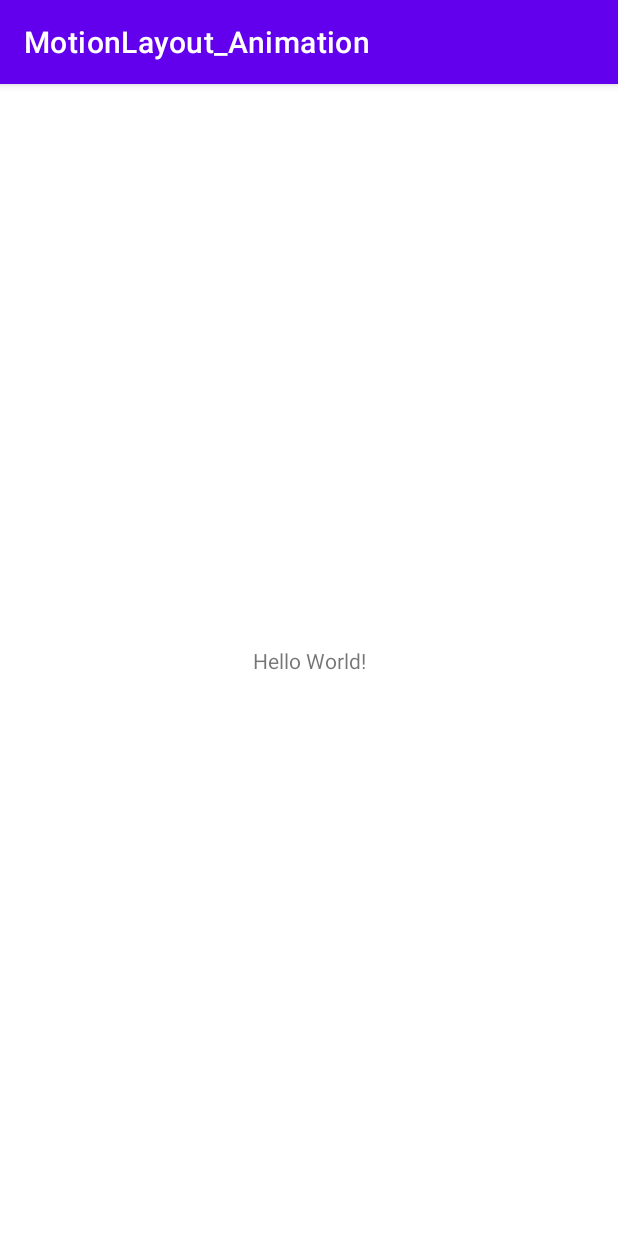
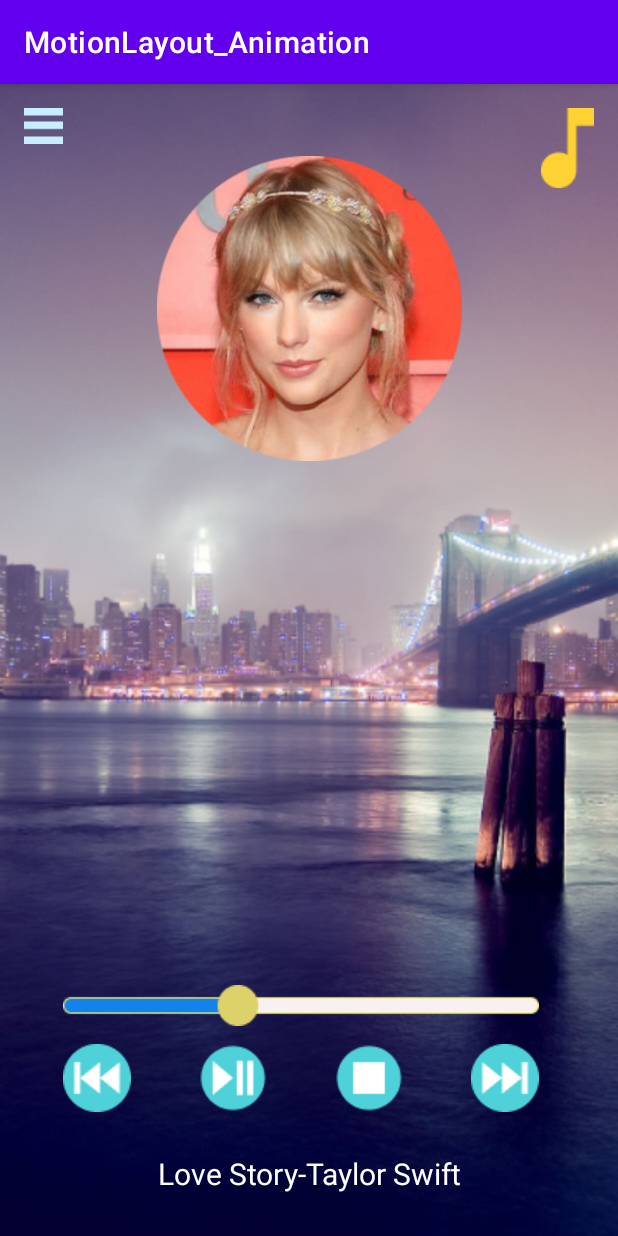
Before and after one commit to NguyenHao09/MotionLayout_Animation, an Android app: the screen it shows after launch (MainActivity before the commit, MusicMotion after it), on a phone screen of 412 x 824 dp. Run offline under Robolectric (Android 15) with nearby library versions, the phone set to English and light mode, and no system bars.

Commit message:
finish musicmotion

```diff
--- a/app/src/main/AndroidManifest.xml
+++ b/app/src/main/AndroidManifest.xml
@@ -9,7 +9,9 @@
         android:roundIcon="@mipmap/ic_launcher_round"
         android:supportsRtl="true"
         android:theme="@style/Theme.MotionLayout_Animation">
-        <activity android:name=".MainActivity">
+        <activity android:name=".BabyMotion"></activity>
+        <activity android:name=".MainActivity" />
+        <activity android:name=".MusicMotion">
             <intent-filter>
                 <action android:name="android.intent.action.MAIN" />
 
--- /dev/null
+++ b/app/src/main/java/com/example/motionlayout_animation/MusicMotion.java
@@ -0,0 +1,14 @@
+package com.example.motionlayout_animation;
+
+import androidx.appcompat.app.AppCompatActivity;
+
+import android.os.Bundle;
+
+public class MusicMotion extends AppCompatActivity {
+
+    @Override
+    protected void onCreate(Bundle savedInstanceState) {
+        super.onCreate(savedInstanceState);
+        setContentView(R.layout.activity_music_motion);
+    }
+}
--- a/app/src/main/res/layout/activity_baby_motion.xml
+++ b/app/src/main/res/layout/activity_baby_motion.xml
@@ -1,9 +1,65 @@
 <?xml version="1.0" encoding="utf-8"?>
-<androidx.constraintlayout.widget.ConstraintLayout xmlns:android="http://schemas.android.com/apk/res/android"
+<androidx.constraintlayout.motion.widget.MotionLayout xmlns:android="http://schemas.android.com/apk/res/android"
     xmlns:app="http://schemas.android.com/apk/res-auto"
     xmlns:tools="http://schemas.android.com/tools"
     android:layout_width="match_parent"
     android:layout_height="match_parent"
+    android:background="#C8EDFE"
+    app:layoutDescription="@xml/activity_baby_motion_scene"
     tools:context=".BabyMotion">
 
-</androidx.constraintlayout.widget.ConstraintLayout>
+    <ImageView
+        android:id="@+id/imageView2"
+        android:layout_width="181dp"
+        android:layout_height="142dp"
+        android:layout_marginTop="36dp"
+        app:layout_constraintEnd_toEndOf="parent"
+        app:layout_constraintStart_toStartOf="parent"
+        app:layout_constraintTop_toTopOf="parent"
+        app:srcCompat="@drawable/baby" />
+
+    <ImageButton
+        android:id="@+id/imageButton3"
+        android:layout_width="wrap_content"
+        android:layout_height="wrap_content"
+        android:layout_marginBottom="68dp"
+        android:background="#00FFFFFF"
+        app:layout_constraintBottom_toBottomOf="parent"
+        app:layout_constraintEnd_toEndOf="parent"
+        app:layout_constraintStart_toStartOf="parent"
+        app:srcCompat="@drawable/cam" />
+
+    <ImageButton
+        android:id="@+id/imageButton4"
+        android:layout_width="wrap_content"
+        android:layout_height="wrap_content"
+        android:layout_marginBottom="68dp"
+        android:background="#00FFFFFF"
+        app:layout_constraintBottom_toBottomOf="parent"
+        app:layout_constraintEnd_toEndOf="parent"
+        app:layout_constraintStart_toStartOf="parent"
+        app:srcCompat="@drawable/mic" />
+
+    <ImageButton
+        android:id="@+id/imageButton2"
+        android:layout_width="wrap_content"
+        android:layout_height="wrap_content"
+        android:layout_marginBottom="68dp"
+        android:background="#00FFFFFF"
+        app:layout_constraintBottom_toBottomOf="parent"
+        app:layout_constraintEnd_toEndOf="parent"
+        app:layout_constraintStart_toStartOf="parent"
+        app:srcCompat="@drawable/pic" />
+
+    <ImageButton
+        android:id="@+id/imageButton"
+        android:layout_width="wrap_content"
+        android:layout_height="wrap_content"
+        android:layout_marginBottom="68dp"
+        android:background="#00FFFFFF"
+        app:layout_constraintBottom_toBottomOf="parent"
+        app:layout_constraintEnd_toEndOf="parent"
+        app:layout_constraintStart_toStartOf="parent"
+        app:srcCompat="@drawable/group_10" />
+
+</androidx.constraintlayout.motion.widget.MotionLayout>
--- /dev/null
+++ b/app/src/main/res/layout/activity_music_motion.xml
@@ -0,0 +1,148 @@
+<?xml version="1.0" encoding="utf-8"?>
+<androidx.constraintlayout.motion.widget.MotionLayout xmlns:android="http://schemas.android.com/apk/res/android"
+    xmlns:app="http://schemas.android.com/apk/res-auto"
+    xmlns:tools="http://schemas.android.com/tools"
+    android:layout_width="match_parent"
+    android:layout_height="match_parent"
+    android:background="@color/white"
+    app:layoutDescription="@xml/activity_music_motion_scene"
+    tools:context=".MusicMotion">
+
+
+    <View
+        android:id="@+id/view2"
+        android:layout_width="0dp"
+        android:layout_height="0dp"
+        android:background="#F8F0F0"
+        app:layout_constraintBottom_toTopOf="@+id/view"
+        app:layout_constraintEnd_toEndOf="parent"
+        app:layout_constraintHorizontal_bias="0.306"
+        app:layout_constraintStart_toStartOf="parent"
+        app:layout_constraintTop_toTopOf="parent" />
+
+    <ImageView
+        android:id="@+id/imageView12"
+        android:layout_width="wrap_content"
+        android:layout_height="wrap_content"
+        android:layout_marginTop="68dp"
+        app:layout_constraintEnd_toEndOf="parent"
+        app:layout_constraintStart_toStartOf="parent"
+        app:layout_constraintTop_toTopOf="@+id/view"
+        app:srcCompat="@drawable/love_story_taylor_swift" />
+
+    <TextView
+        android:id="@+id/textView6"
+        android:layout_width="337dp"
+        android:layout_height="371dp"
+        android:layout_marginTop="116dp"
+        android:text="We were both young when I first saw you \n I close my eyes and the flashback starts \n I'm standin' there \n On a balcony in summer air \n See the lights, see the party, the ball gowns \n See you make your way through the crowd \n And say, &quot;Hello&quot; \nLittle did I know \n That you were Romeo, you were throwin' pebbles \n And my daddy said, &quot;Stay away from Juliet&quot; \n And I was cryin' on the staircase\n Beggin' you, &quot;Please don't go, &quot; and I said \n Romeo, take me somewhere we can be alone "
+        android:textColor="@color/black"
+        android:textSize="17sp"
+        app:layout_constraintEnd_toEndOf="parent"
+        app:layout_constraintStart_toStartOf="parent"
+        app:layout_constraintTop_toTopOf="parent" />
+
+    <View
+        android:id="@+id/view"
+        android:layout_width="wrap_content"
+        android:layout_height="wrap_content"
+        android:background="@drawable/background_image"
+        app:layout_constraintBottom_toBottomOf="parent"
+        app:layout_constraintEnd_toEndOf="parent"
+        app:layout_constraintStart_toStartOf="parent"
+        app:layout_constraintTop_toTopOf="parent" />
+
+    <ImageView
+        android:id="@+id/imageView"
+        android:layout_width="215dp"
+        android:layout_height="203dp"
+        android:layout_marginTop="48dp"
+        app:layout_constraintEnd_toEndOf="parent"
+        app:layout_constraintStart_toStartOf="parent"
+        app:layout_constraintTop_toTopOf="parent"
+        app:srcCompat="@drawable/taylor" />
+
+    <ImageButton
+        android:id="@+id/imageButton5"
+        android:layout_width="wrap_content"
+        android:layout_height="wrap_content"
+        android:layout_marginStart="16dp"
+        android:layout_marginTop="16dp"
+        android:background="#00FFFFFF"
+        app:layout_constraintStart_toStartOf="parent"
+        app:layout_constraintTop_toTopOf="parent"
+        app:srcCompat="@drawable/group_9" />
+
+    <ImageView
+        android:id="@+id/imageView3"
+        android:layout_width="317dp"
+        android:layout_height="wrap_content"
+        android:layout_marginBottom="140dp"
+        app:layout_constraintBottom_toBottomOf="parent"
+        app:layout_constraintEnd_toEndOf="parent"
+        app:layout_constraintHorizontal_bias="0.446"
+        app:layout_constraintStart_toStartOf="parent"
+        app:srcCompat="@drawable/group_8" />
+
+    <ImageView
+        android:id="@+id/imageView4"
+        android:layout_width="wrap_content"
+        android:layout_height="wrap_content"
+        android:layout_marginTop="12dp"
+        app:layout_constraintStart_toStartOf="@+id/imageView3"
+        app:layout_constraintTop_toBottomOf="@+id/imageView3"
+        app:srcCompat="@drawable/group_4" />
+
+    <ImageView
+        android:id="@+id/imageView5"
+        android:layout_width="wrap_content"
+        android:layout_height="wrap_content"
+        android:layout_marginStart="45dp"
+        app:layout_constraintStart_toEndOf="@+id/imageView4"
+        app:layout_constraintTop_toTopOf="@+id/imageView4"
+        app:srcCompat="@drawable/emojione_play_or_pause_button" />
+
+    <ImageView
+        android:id="@+id/imageView6"
+        android:layout_width="wrap_content"
+        android:layout_height="wrap_content"
+        android:layout_marginStart="45dp"
+        app:layout_constraintStart_toEndOf="@+id/imageView5"
+        app:layout_constraintTop_toTopOf="@+id/imageView5"
+        app:srcCompat="@drawable/emojione_stop_button" />
+
+    <ImageView
+        android:id="@+id/imageView7"
+        android:layout_width="wrap_content"
+        android:layout_height="wrap_content"
+        android:layout_marginStart="48dp"
+        app:layout_constraintEnd_toEndOf="@+id/imageView3"
+        app:layout_constraintHorizontal_bias="1.0"
+        app:layout_constraintStart_toEndOf="@+id/imageView6"
+        app:layout_constraintTop_toTopOf="@+id/imageView6"
+        app:srcCompat="@drawable/group_5" />
+
+    <ImageView
+        android:id="@+id/imageView9"
+        android:layout_width="wrap_content"
+        android:layout_height="wrap_content"
+        android:layout_marginTop="16dp"
+        android:layout_marginEnd="16dp"
+        app:layout_constraintEnd_toEndOf="parent"
+        app:layout_constraintTop_toTopOf="parent"
+        app:srcCompat="@drawable/vector" />
+
+    <TextView
+        android:id="@+id/textView2"
+        android:layout_width="wrap_content"
+        android:layout_height="wrap_content"
+        android:layout_marginBottom="28dp"
+        android:text="Love Story-Taylor Swift"
+        android:textAlignment="center"
+        android:textColor="@color/white"
+        android:textSize="20sp"
+        app:layout_constraintBottom_toBottomOf="@+id/view"
+        app:layout_constraintEnd_toEndOf="parent"
+        app:layout_constraintStart_toStartOf="parent" />
+
+</androidx.constraintlayout.motion.widget.MotionLayout>
--- a/app/src/main/res/xml/activity_baby_motion_scene.xml
+++ b/app/src/main/res/xml/activity_baby_motion_scene.xml
@@ -9,11 +9,38 @@
         motion:duration="1000">
        <KeyFrameSet>
        </KeyFrameSet>
+        <OnClick motion:targetId="@+id/imageButton" />
     </Transition>
 
     <ConstraintSet android:id="@+id/start">
     </ConstraintSet>
 
     <ConstraintSet android:id="@+id/end">
+        <Constraint
+            android:layout_height="wrap_content"
+            motion:layout_constraintStart_toStartOf="parent"
+            android:layout_marginBottom="272dp"
+            motion:layout_constraintBottom_toBottomOf="parent"
+            motion:layout_constraintHorizontal_bias="0.163"
+            motion:layout_constraintEnd_toEndOf="parent"
+            android:layout_width="wrap_content"
+            android:id="@+id/imageButton2" />
+        <Constraint
+            android:layout_height="wrap_content"
+            motion:layout_constraintStart_toStartOf="parent"
+            android:layout_marginBottom="272dp"
+            motion:layout_constraintBottom_toBottomOf="parent"
+            motion:layout_constraintEnd_toEndOf="parent"
+            android:layout_width="wrap_content"
+            android:id="@+id/imageButton3" />
+        <Constraint
+            android:layout_height="wrap_content"
+            motion:layout_constraintStart_toStartOf="parent"
+            android:layout_marginBottom="272dp"
+            motion:layout_constraintBottom_toBottomOf="parent"
+            motion:layout_constraintHorizontal_bias="0.836"
+            motion:layout_constraintEnd_toEndOf="parent"
+            android:layout_width="wrap_content"
+            android:id="@+id/imageButton4" />
     </ConstraintSet>
 </MotionScene>
--- /dev/null
+++ b/app/src/main/res/xml/activity_music_motion_scene.xml
@@ -0,0 +1,166 @@
+<?xml version="1.0" encoding="utf-8"?>
+<MotionScene
+    xmlns:android="http://schemas.android.com/apk/res/android"
+    xmlns:motion="http://schemas.android.com/apk/res-auto">
+
+    <Transition
+        motion:constraintSetEnd="@+id/end"
+        motion:constraintSetStart="@id/start"
+        motion:duration="1000">
+       <KeyFrameSet>
+       </KeyFrameSet>
+        <OnSwipe
+            motion:touchAnchorId="@+id/view"
+            motion:dragDirection="dragDown"
+            motion:touchAnchorSide="bottom" />
+        <OnSwipe
+            motion:dragDirection="dragDown"
+            motion:touchAnchorSide="bottom" />
+    </Transition>
+
+    <ConstraintSet android:id="@+id/start">
+        <Constraint
+            android:layout_height="0dp"
+            motion:layout_constraintEnd_toEndOf="parent"
+            android:layout_width="0dp"
+            android:id="@+id/view2"
+            motion:layout_constraintStart_toStartOf="parent"
+            motion:layout_constraintHorizontal_bias="0.0"
+            motion:layout_editor_absoluteY="0dp"
+            motion:layout_constraintTop_toTopOf="parent" />
+        <Constraint
+            motion:layout_constraintEnd_toEndOf="parent"
+            android:layout_width="337dp"
+            android:layout_height="371dp"
+            motion:layout_constraintTop_toTopOf="parent"
+            motion:layout_constraintStart_toStartOf="parent"
+            android:layout_marginTop="116dp"
+            android:id="@+id/textView6" />
+        <Constraint
+            motion:layout_constraintVertical_bias="0.0"
+            android:layout_height="wrap_content"
+            motion:layout_constraintStart_toStartOf="parent"
+            motion:layout_constraintTop_toTopOf="parent"
+            motion:layout_constraintBottom_toBottomOf="parent"
+            motion:layout_constraintHorizontal_bias="0.0"
+            motion:layout_constraintEnd_toEndOf="parent"
+            android:layout_width="wrap_content"
+            android:id="@+id/view" />
+    </ConstraintSet>
+
+    <ConstraintSet android:id="@+id/end">
+        <Constraint
+            android:layout_height="110dp"
+            android:layout_width="0dp"
+            android:id="@+id/view"
+            motion:layout_constraintStart_toStartOf="parent"
+            motion:layout_constraintBottom_toBottomOf="parent"
+            android:scaleX="1"
+            motion:layout_constraintEnd_toEndOf="parent" />
+        <Constraint
+            android:layout_height="20dp"
+            android:layout_marginBottom="24dp"
+            motion:layout_constraintBottom_toBottomOf="parent"
+            motion:layout_constraintEnd_toEndOf="parent"
+            android:layout_width="220dp"
+            android:id="@+id/imageView3"
+            motion:layout_constraintHorizontal_bias="0.0"
+            motion:layout_constraintStart_toEndOf="@+id/imageView"
+            android:layout_marginStart="25dp"
+            android:layout_marginEnd="46dp" />
+        <Constraint
+            android:layout_height="30dp"
+            android:layout_width="30dp"
+            android:id="@+id/imageView4"
+            motion:layout_constraintBottom_toTopOf="@+id/imageView3"
+            motion:layout_constraintStart_toStartOf="@+id/imageView3"
+            android:layout_marginBottom="8dp"
+            android:layout_marginLeft="20dp"
+            android:layout_marginStart="20dp" />
+        <Constraint
+            android:layout_height="61dp"
+            motion:layout_constraintStart_toStartOf="parent"
+            motion:layout_constraintTop_toTopOf="@+id/view"
+            motion:layout_constraintHorizontal_bias="0.051"
+            motion:layout_constraintEnd_toEndOf="parent"
+            android:layout_width="99dp"
+            android:id="@+id/imageView"
+            motion:layout_constraintBottom_toBottomOf="@+id/view" />
+        <Constraint
+            android:layout_height="30dp"
+            android:layout_width="30dp"
+            android:id="@+id/imageView7"
+            motion:layout_constraintStart_toEndOf="@+id/imageView6"
+            android:layout_marginLeft="8dp"
+            android:layout_marginStart="20dp"
+            motion:layout_constraintTop_toTopOf="@+id/imageView6" />
+        <Constraint
+            android:layout_height="30dp"
+            android:layout_width="30dp"
+            android:id="@+id/imageView6"
+            motion:layout_constraintStart_toEndOf="@+id/imageView5"
+            motion:layout_constraintTop_toTopOf="@+id/imageView5"
+            android:layout_marginLeft="24dp"
+            android:layout_marginStart="20dp" />
+        <Constraint
+            android:layout_height="30dp"
+            android:layout_width="30dp"
+            android:id="@+id/imageView5"
+            motion:layout_constraintStart_toEndOf="@+id/imageView4"
+            motion:layout_constraintTop_toTopOf="@+id/imageView4"
+            android:layout_marginLeft="32dp"
+            android:layout_marginStart="20dp" />
+        <Constraint
+            android:id="@+id/imageView9"
+            motion:layout_constraintEnd_toEndOf="parent"
+            android:layout_width="wrap_content"
+            android:layout_height="wrap_content"
+            android:layout_marginEnd="16dp"
+            motion:layout_constraintTop_toTopOf="parent"
+            android:layout_marginTop="16dp"
+            android:visibility="invisible" />
+        <Constraint
+            android:id="@+id/textView2"
+            motion:layout_constraintEnd_toEndOf="parent"
+            android:layout_width="wrap_content"
+            android:layout_height="wrap_content"
+            motion:layout_constraintBottom_toBottomOf="@+id/view"
+            android:layout_marginBottom="32dp"
+            motion:layout_constraintStart_toStartOf="parent"
+            android:visibility="invisible" ></Constraint>
+        <Constraint
+            android:layout_height="0dp"
+            motion:layout_constraintBottom_toTopOf="@+id/view"
+            android:layout_width="0dp"
+            android:id="@+id/view2"
+            motion:layout_constraintTop_toTopOf="parent"
+            motion:layout_constraintEnd_toEndOf="parent"
+            motion:layout_constraintStart_toStartOf="parent"
+            motion:layout_constraintVertical_bias="0.0"
+            motion:layout_constraintHorizontal_bias="0.0" />
+        <Constraint
+            android:id="@+id/imageButton5"
+            android:layout_width="wrap_content"
+            android:layout_height="wrap_content"
+            android:layout_marginStart="16dp"
+            motion:layout_constraintTop_toTopOf="parent"
+            motion:layout_constraintStart_toStartOf="parent"
+            android:layout_marginTop="16dp"></Constraint>
+        <Constraint
+            android:layout_height="371dp"
+            motion:layout_constraintStart_toStartOf="parent"
+            android:layout_marginTop="116dp"
+            motion:layout_constraintTop_toTopOf="parent"
+            motion:layout_constraintEnd_toEndOf="parent"
+            android:layout_width="337dp"
+            android:id="@+id/textView6" />
+        <Constraint
+            android:layout_height="wrap_content"
+            android:layout_width="wrap_content"
+            android:id="@+id/imageView12"
+            motion:layout_constraintStart_toStartOf="@+id/view2"
+            motion:layout_constraintEnd_toEndOf="@+id/view2"
+            motion:layout_constraintTop_toTopOf="@+id/view2"
+            android:layout_marginTop="68dp" />
+    </ConstraintSet>
+</MotionScene>
```
Also changed, not shown: app/src/main/res/drawable/background_image.png (added), app/src/main/res/drawable/background_image__2_.png (added), app/src/main/res/drawable/emojione_play_or_pause_button.png (added), app/src/main/res/drawable/emojione_stop_button.png (added), app/src/main/res/drawable/group_4.png (added), app/src/main/res/drawable/group_5.png (added), app/src/main/res/drawable/group_8.png (added), app/src/main/res/drawable/group_9.png (added), app/src/main/res/drawable/love_story_taylor_swift.png (added), app/src/main/res/drawable/taylor.png (added), app/src/main/res/drawable/vector.png (added).
